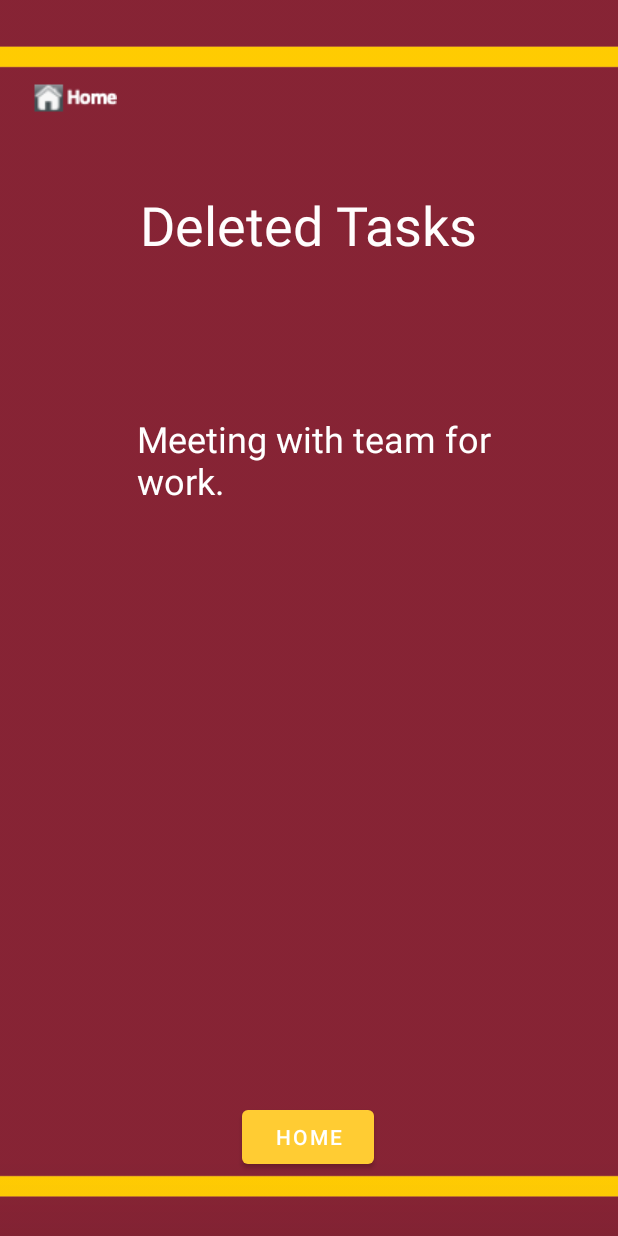
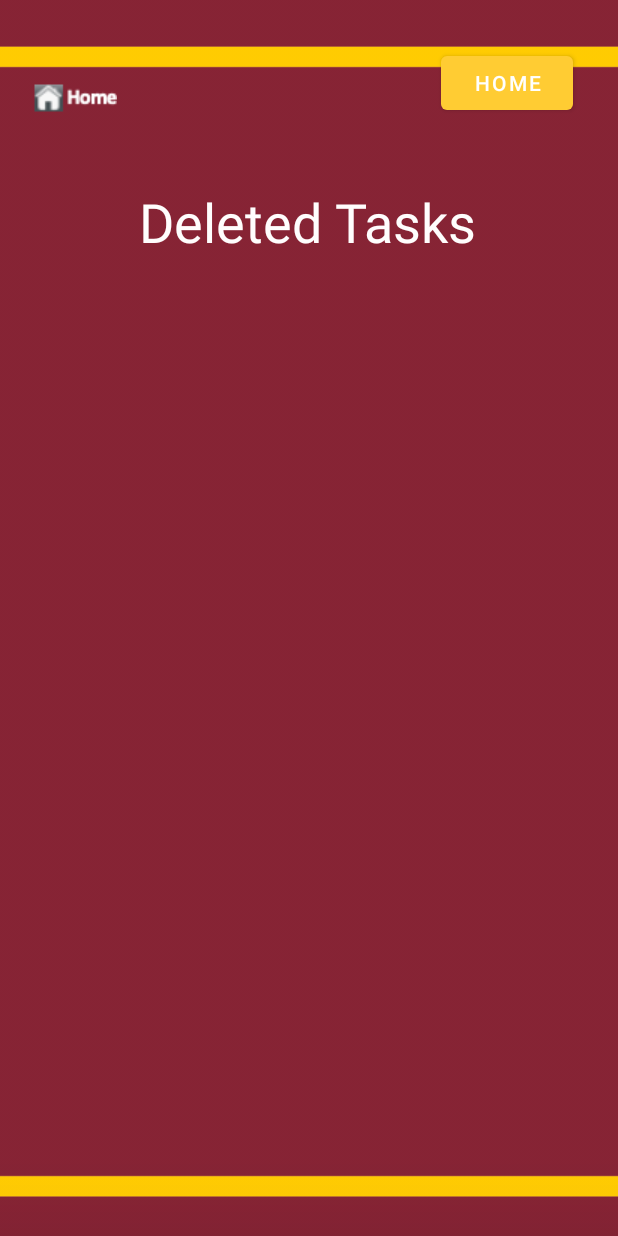
Before and after one commit to eliset2973/Schedule4U, an Android app: the DeletedItems screen opened directly, with no data from a screen before it, on a phone screen of 412 x 824 dp. Run offline under Robolectric (Android 15) with nearby library versions, the phone set to English and light mode, and no system bars.

Commit message:
sort of working delete page

```diff
--- a/Schedule4U/app/src/main/java/com/example/schedule4u/DeletedItems.java
+++ b/Schedule4U/app/src/main/java/com/example/schedule4u/DeletedItems.java
@@ -11,6 +11,7 @@ import androidx.appcompat.widget.Toolbar;
 import android.view.View;
 import android.widget.Button;
 import android.widget.ImageButton;
+import android.widget.TextView;
 
 public class DeletedItems extends AppCompatActivity {
 
@@ -20,6 +21,13 @@ public class DeletedItems extends AppCompatActivity {
         setContentView(R.layout.activity_deleted_items);
         Toolbar toolbar = findViewById(R.id.toolbar);
         setSupportActionBar(toolbar);
+
+        Intent intent = getIntent();
+        String Name = intent.getStringExtra("deletedItem");
+        System.out.print("printing message");
+        System.out.print(Name);
+        TextView textView56 = (TextView) findViewById(R.id.textView56);
+        textView56.setText(Name);
 
 //        FloatingActionButton fab = findViewById(R.id.fab);
 //        fab.setOnClickListener(new View.OnClickListener() {
@@ -50,6 +58,8 @@ public class DeletedItems extends AppCompatActivity {
                 startActivityForResult(myIntent, 0);
             }
         });
+
         //Be careful! This is code for image button not ordinarily button//
+
     }
 }
--- a/Schedule4U/app/src/main/java/com/example/schedule4u/ToDos.java
+++ b/Schedule4U/app/src/main/java/com/example/schedule4u/ToDos.java
@@ -128,6 +128,15 @@ public class ToDos extends AppCompatActivity {
 
         });
 
+        Button deletedItemsPage = (Button) findViewById(R.id.deletedItems);
+        deletedItemsPage.setOnClickListener(new View.OnClickListener() {
+            public void onClick(View view) {
+                Intent myIntent = new Intent(view.getContext(), DeletedItems.class);
+                startActivityForResult(myIntent, 0);
+            }
+
+        });
+
         // the edit button is here
         Button editTask = (Button) findViewById(R.id.edit2);
         editTask.setOnClickListener(new View.OnClickListener() {
@@ -160,8 +169,13 @@ public class ToDos extends AppCompatActivity {
                         getApplicationContext(),true);
                 List<Activity_S4U> displayList = accessor.lists.active;
                 if (displayList.size()>2) {
+                    Intent myIntent = new Intent(view.getContext(), DeletedItems.class);
+                    myIntent.putExtra("deletedItem", displayList.get(2).name);
+                    System.out.print("printing intent");
+                    System.out.print(displayList.get(2).name);
                     displayList.remove(2);
                     accessor.save(getApplicationContext());
+                    startActivityForResult(myIntent, 0);
                 }
                 displayDataFromSave();
             }
--- a/Schedule4U/app/src/main/res/layout/activity_deleted_items.xml
+++ b/Schedule4U/app/src/main/res/layout/activity_deleted_items.xml
@@ -19,50 +19,53 @@
         app:srcCompat="@drawable/homeimage" />
 
     <androidx.constraintlayout.widget.ConstraintLayout
+        android:id="@+id/constraintLayout"
         android:layout_width="match_parent"
         android:layout_height="match_parent">
+
+        <Button
+            android:id="@+id/HomeButton"
+            android:layout_width="wrap_content"
+            android:layout_height="wrap_content"
+            android:layout_marginTop="31dp"
+            android:text="Home"
+            app:backgroundTint="#FFCC33"
+            app:layout_constraintEnd_toEndOf="parent"
+            app:layout_constraintHorizontal_bias="0.907"
+            app:layout_constraintStart_toStartOf="parent"
+            app:layout_constraintTop_toTopOf="parent" />
 
         <TextView
             android:id="@+id/textView22"
             android:layout_width="272dp"
             android:layout_height="64dp"
+            android:layout_marginStart="68dp"
+            android:layout_marginLeft="68dp"
+            android:layout_marginTop="116dp"
+            android:layout_marginEnd="71dp"
+            android:layout_marginRight="71dp"
             android:gravity="center"
             android:text="Deleted Tasks"
             android:textColor="#FFFDFD"
             android:textSize="36sp"
-            app:layout_constraintBottom_toBottomOf="parent"
             app:layout_constraintEnd_toEndOf="parent"
-            app:layout_constraintHorizontal_bias="0.496"
             app:layout_constraintStart_toStartOf="parent"
-            app:layout_constraintTop_toTopOf="parent"
-            app:layout_constraintVertical_bias="0.155" />
+            app:layout_constraintTop_toTopOf="parent" />
 
         <TextView
-            android:id="@+id/textView23"
-            android:layout_width="272dp"
-            android:layout_height="85dp"
-            android:text="Meeting with team for work."
+            android:id="@+id/textView56"
+            android:layout_width="269dp"
+            android:layout_height="132dp"
+            android:layout_marginStart="69dp"
+            android:layout_marginLeft="69dp"
+            android:layout_marginTop="84dp"
+            android:text="TextView"
             android:textColor="#FFFFFF"
+            android:textColorHint="#FFFFFF"
             android:textSize="24sp"
-            app:layout_constraintBottom_toBottomOf="parent"
-            app:layout_constraintEnd_toEndOf="parent"
-            app:layout_constraintHorizontal_bias="0.654"
             app:layout_constraintStart_toStartOf="parent"
-            app:layout_constraintTop_toBottomOf="@+id/textView22"
-            app:layout_constraintVertical_bias="0.169" />
+            app:layout_constraintTop_toBottomOf="@+id/textView22" />
 
-        <Button
-            android:id="@+id/HomeButton"
-            android:layout_width="wrap_content"
-            android:layout_height="wrap_content"
-            android:text="Home"
-            app:backgroundTint="#FFCC33"
-            app:layout_constraintBottom_toBottomOf="parent"
-            app:layout_constraintEnd_toEndOf="parent"
-            app:layout_constraintHorizontal_bias="0.498"
-            app:layout_constraintStart_toStartOf="parent"
-            app:layout_constraintTop_toBottomOf="@+id/textView23"
-            app:layout_constraintVertical_bias="0.898" />
     </androidx.constraintlayout.widget.ConstraintLayout>
 
 </androidx.coordinatorlayout.widget.CoordinatorLayout>
--- a/Schedule4U/app/src/main/res/layout/activity_to_dos.xml
+++ b/Schedule4U/app/src/main/res/layout/activity_to_dos.xml
@@ -35,14 +35,6 @@
 
     </com.google.android.material.appbar.AppBarLayout>
 
-    <com.google.android.material.floatingactionbutton.FloatingActionButton
-        android:id="@+id/fab"
-        android:layout_width="wrap_content"
-        android:layout_height="wrap_content"
-        android:layout_gravity="bottom|end"
-        android:layout_margin="@dimen/fab_margin"
-        app:srcCompat="@android:drawable/ic_dialog_email" />
-
     <androidx.appcompat.widget.Toolbar
         android:id="@+id/toolbar"
         android:layout_width="match_parent"
```
